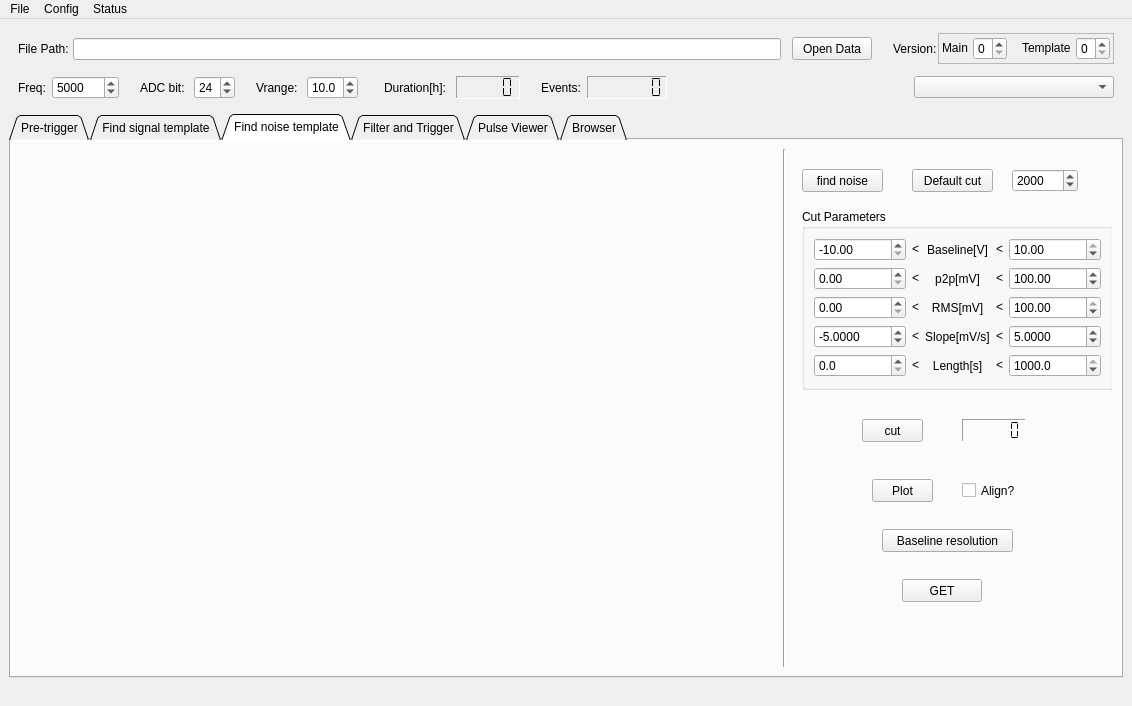
First picture: the form in main.ui, repository ddyalbert/offline_trigger, before the edit.
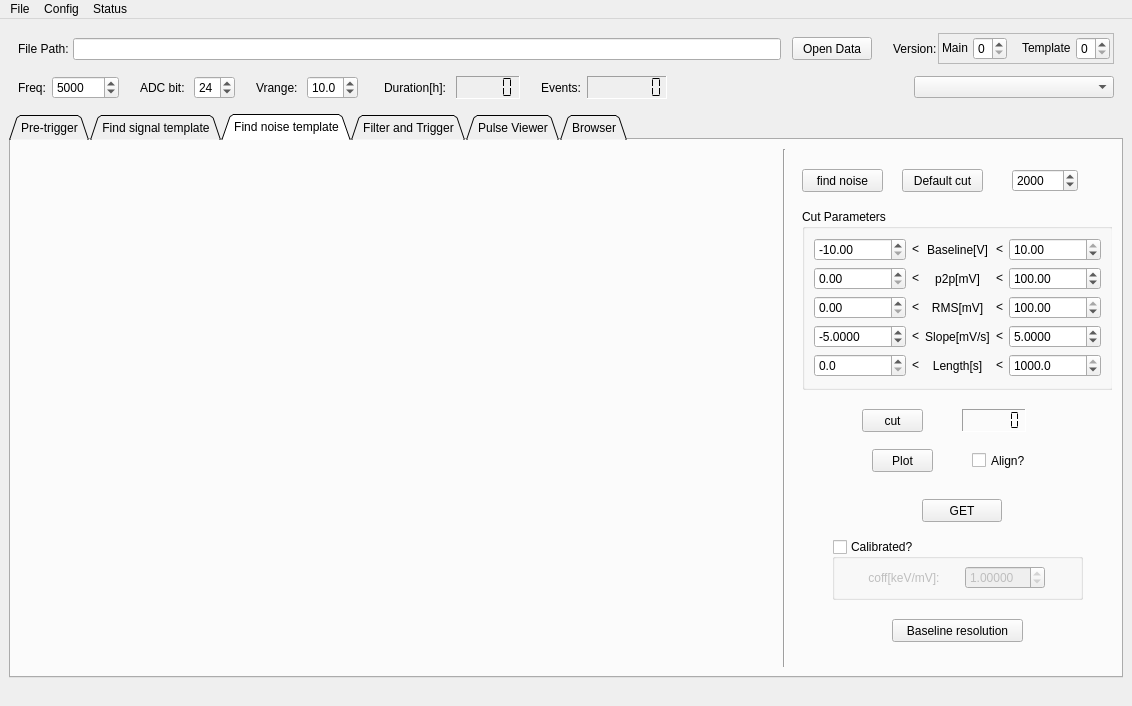
Second picture: the form after the edit. The open tabs and pages were chosen to show the change. Custom widgets are drawn as their Qt base class.

```diff
--- a/main.ui
+++ b/main.ui
@@ -4220,7 +4220,7 @@
            <property name="geometry">
             <rect>
              <x>70</x>
-             <y>270</y>
+             <y>260</y>
              <width>61</width>
              <height>23</height>
             </rect>
@@ -4233,7 +4233,7 @@
            <property name="geometry">
             <rect>
              <x>170</x>
-             <y>270</y>
+             <y>260</y>
              <width>64</width>
              <height>23</height>
             </rect>
@@ -4267,7 +4267,7 @@
            <property name="geometry">
             <rect>
              <x>80</x>
-             <y>330</y>
+             <y>300</y>
              <width>61</width>
              <height>23</height>
             </rect>
@@ -4279,8 +4279,8 @@
           <widget class="QCheckBox" name="CB_is_align">
            <property name="geometry">
             <rect>
-             <x>170</x>
-             <y>330</y>
+             <x>180</x>
+             <y>300</y>
              <width>71</width>
              <height>23</height>
             </rect>
@@ -4298,8 +4298,8 @@
           <widget class="QPushButton" name="PB_get_NT">
            <property name="geometry">
             <rect>
-             <x>110</x>
-             <y>430</y>
+             <x>130</x>
+             <y>350</y>
              <width>80</width>
              <height>23</height>
             </rect>
@@ -4324,7 +4324,7 @@
           <widget class="QPushButton" name="PB_default_cut_NT">
            <property name="geometry">
             <rect>
-             <x>120</x>
+             <x>110</x>
              <y>20</y>
              <width>81</width>
              <height>23</height>
@@ -4334,19 +4334,6 @@
             <string>Default cut</string>
            </property>
           </widget>
-          <widget class="QPushButton" name="PB_get_baseline_resolution">
-           <property name="geometry">
-            <rect>
-             <x>90</x>
-             <y>380</y>
-             <width>131</width>
-             <height>23</height>
-            </rect>
-           </property>
-           <property name="text">
-            <string>Baseline resolution</string>
-           </property>
-          </widget>
           <widget class="QSpinBox" name="SB_default_cut_num_NT">
            <property name="geometry">
             <rect>
@@ -4375,6 +4362,102 @@
             <number>2000</number>
            </property>
           </widget>
+          <widget class="QGroupBox" name="GB_calibrated">
+           <property name="geometry">
+            <rect>
+             <x>40</x>
+             <y>390</y>
+             <width>251</width>
+             <height>61</height>
+            </rect>
+           </property>
+           <property name="title">
+            <string>Calibrated?</string>
+           </property>
+           <property name="checkable">
+            <bool>true</bool>
+           </property>
+           <property name="checked">
+            <bool>false</bool>
+           </property>
+           <layout class="QHBoxLayout" name="horizontalLayout_22">
+            <property name="spacing">
+             <number>1</number>
+            </property>
+            <property name="leftMargin">
+             <number>9</number>
+            </property>
+            <property name="topMargin">
+             <number>1</number>
+            </property>
+            <property name="rightMargin">
+             <number>9</number>
+            </property>
+            <property name="bottomMargin">
+             <number>1</number>
+            </property>
+            <item>
+             <widget class="QLabel" name="label_amp_6">
+              <property name="sizePolicy">
+               <sizepolicy hsizetype="Maximum" vsizetype="Maximum">
+                <horstretch>0</horstretch>
+                <verstretch>0</verstretch>
+               </sizepolicy>
+              </property>
+              <property name="minimumSize">
+               <size>
+                <width>0</width>
+                <height>3</height>
+               </size>
+              </property>
+              <property name="maximumSize">
+               <size>
+                <width>16777215</width>
+                <height>23</height>
+               </size>
+              </property>
+              <property name="text">
+               <string>coff[keV/mV]:</string>
+              </property>
+              <property name="alignment">
+               <set>Qt::AlignCenter</set>
+              </property>
+             </widget>
+            </item>
+            <item>
+             <widget class="QDoubleSpinBox" name="DSB_calibrate_coff">
+              <property name="maximumSize">
+               <size>
+                <width>80</width>
+                <height>16777215</height>
+               </size>
+              </property>
+              <property name="decimals">
+               <number>5</number>
+              </property>
+              <property name="maximum">
+               <double>1000000.000000000000000</double>
+              </property>
+              <property name="value">
+               <double>1.000000000000000</double>
+              </property>
+             </widget>
+            </item>
+           </layout>
+          </widget>
+          <widget class="QPushButton" name="PB_get_baseline_resolution">
+           <property name="geometry">
+            <rect>
+             <x>100</x>
+             <y>470</y>
+             <width>131</width>
+             <height>23</height>
+            </rect>
+           </property>
+           <property name="text">
+            <string>Baseline resolution</string>
+           </property>
+          </widget>
          </widget>
         </item>
        </layout>
```
Left out of the diff: 10 changed lines with no effect on the pictures.
